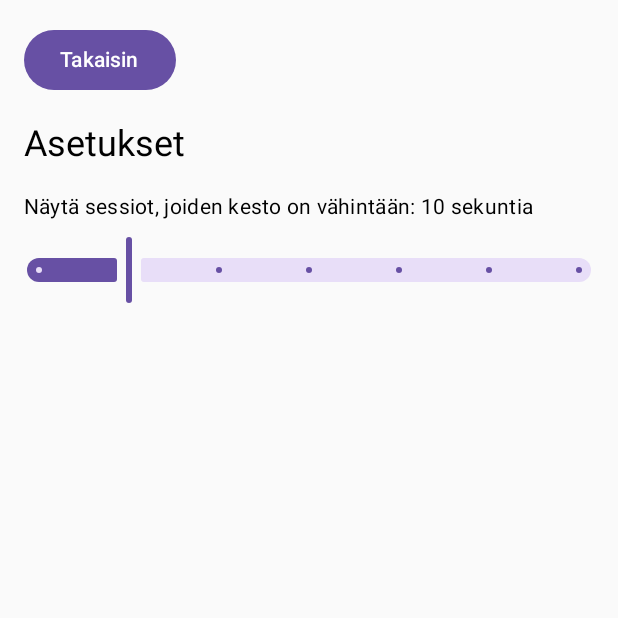
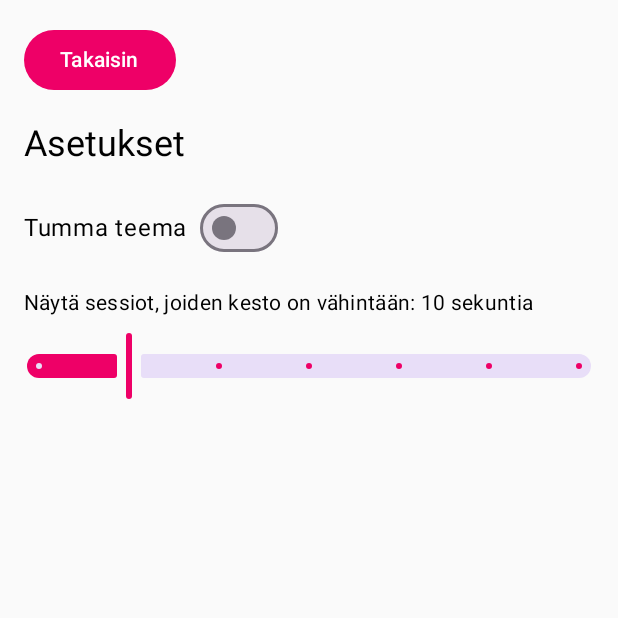
Before and after one commit to ImportantSeal/PC-ActivityTracker, an Android app built with Jetpack Compose: the screen it shows after launch (MainActivity), after a tap on "Asetukset", on a phone screen of 412 x 824 dp, the top half of it. Run offline under Robolectric (Android 15) with nearby library versions, the phone set to English and light mode, and no system bars.

Commit message:
themes settings

```diff
--- a/PCActivityTracker/app/src/main/java/com/example/pc_activitytracker/AppNavigation.kt
+++ b/PCActivityTracker/app/src/main/java/com/example/pc_activitytracker/AppNavigation.kt
@@ -1,16 +1,17 @@
 package com.example.pc_activitytracker.ui
 
 import androidx.compose.runtime.Composable
+import androidx.compose.runtime.mutableStateOf
+import androidx.compose.runtime.remember
 import androidx.navigation.compose.NavHost
 import androidx.navigation.compose.composable
 import androidx.navigation.compose.rememberNavController
-import androidx.compose.runtime.mutableStateOf
-import androidx.compose.runtime.remember
 
 @Composable
 fun AppNavigation() {
     val navController = rememberNavController()
     val minSessionDuration = remember { mutableStateOf(10f) }
+    val darkThemeEnabled = remember { mutableStateOf(false) }
 
     NavHost(navController = navController, startDestination = "main") {
         composable("main") {
@@ -18,6 +19,8 @@ fun AppNavigation() {
         }
         composable("settings") {
             SettingsScreen(
+                darkThemeEnabled = darkThemeEnabled.value,
+                onDarkThemeToggle = { darkThemeEnabled.value = it },
                 minSessionDuration = minSessionDuration.value,
                 onMinSessionDurationChange = { minSessionDuration.value = it },
                 onBack = { navController.navigateUp() }
--- a/PCActivityTracker/app/src/main/java/com/example/pc_activitytracker/MainActivity.kt
+++ b/PCActivityTracker/app/src/main/java/com/example/pc_activitytracker/MainActivity.kt
@@ -4,12 +4,16 @@ import android.os.Bundle
 import androidx.activity.ComponentActivity
 import androidx.activity.compose.setContent
 import com.example.pc_activitytracker.ui.AppNavigation
+import com.example.pc_activitytracker.ui.theme.PcActivityTrackerTheme
 
 class MainActivity : ComponentActivity() {
     override fun onCreate(savedInstanceState: Bundle?) {
         super.onCreate(savedInstanceState)
         setContent {
-            AppNavigation()
+
+            PcActivityTrackerTheme(darkTheme = false) {
+                AppNavigation()
+            }
         }
     }
 }
--- a/PCActivityTracker/app/src/main/java/com/example/pc_activitytracker/SettingsScreen.kt
+++ b/PCActivityTracker/app/src/main/java/com/example/pc_activitytracker/SettingsScreen.kt
@@ -1,16 +1,16 @@
 package com.example.pc_activitytracker.ui
 
 import androidx.compose.foundation.layout.*
-import androidx.compose.material3.Button
-import androidx.compose.material3.MaterialTheme
-import androidx.compose.material3.Slider
-import androidx.compose.material3.Text
-import androidx.compose.runtime.Composable
+import androidx.compose.material3.*
+import androidx.compose.runtime.*
+import androidx.compose.ui.Alignment
 import androidx.compose.ui.Modifier
 import androidx.compose.ui.unit.dp
 
 @Composable
 fun SettingsScreen(
+    darkThemeEnabled: Boolean,
+    onDarkThemeToggle: (Boolean) -> Unit,
     minSessionDuration: Float,
     onMinSessionDurationChange: (Float) -> Unit,
     onBack: () -> Unit
@@ -24,19 +24,28 @@ fun SettingsScreen(
             Text("Takaisin")
         }
         Spacer(modifier = Modifier.height(16.dp))
-
         Text(
             text = "Asetukset",
             style = MaterialTheme.typography.headlineSmall
         )
         Spacer(modifier = Modifier.height(16.dp))
-
+        Row(
+            modifier = Modifier.fillMaxWidth(),
+            verticalAlignment = Alignment.CenterVertically
+        ) {
+            Text("Tumma teema")
+            Spacer(modifier = Modifier.width(8.dp))
+            Switch(
+                checked = darkThemeEnabled,
+                onCheckedChange = onDarkThemeToggle
+            )
+        }
+        Spacer(modifier = Modifier.height(16.dp))
         Text(
             text = "Näytä sessiot, joiden kesto on vähintään: ${minSessionDuration.toInt()} sekuntia",
             style = MaterialTheme.typography.bodyMedium
         )
         Spacer(modifier = Modifier.height(8.dp))
-
         Slider(
             value = minSessionDuration,
             onValueChange = onMinSessionDurationChange,
@@ -44,7 +53,5 @@ fun SettingsScreen(
             steps = 5,
             modifier = Modifier.fillMaxWidth()
         )
-
-        Spacer(modifier = Modifier.height(16.dp))
     }
 }
--- a/PCActivityTracker/app/src/main/java/com/example/pc_activitytracker/ui/theme/Theme.kt
+++ b/PCActivityTracker/app/src/main/java/com/example/pc_activitytracker/ui/theme/Theme.kt
@@ -1,55 +1,40 @@
 package com.example.pc_activitytracker.ui.theme
 
-import android.app.Activity
-import android.os.Build
 import androidx.compose.foundation.isSystemInDarkTheme
 import androidx.compose.material3.MaterialTheme
 import androidx.compose.material3.darkColorScheme
-import androidx.compose.material3.dynamicDarkColorScheme
-import androidx.compose.material3.dynamicLightColorScheme
 import androidx.compose.material3.lightColorScheme
 import androidx.compose.runtime.Composable
-import androidx.compose.ui.platform.LocalContext
+import androidx.compose.ui.graphics.Color
 
-private val DarkColorScheme = darkColorScheme(
-    primary = Purple80,
-    secondary = PurpleGrey80,
-    tertiary = Pink80
+private val LightColors = lightColorScheme(
+    primary = Color(0xFFEE0067),
+    onPrimary = Color.White,
+    secondary = Color(0xFF03DAC6),
+    onSecondary = Color.Black,
+    background = Color(0xFFF6F6F6),
+    onBackground = Color.Black,
+    surface = Color.White,
+    onSurface = Color.Black
 )
 
-private val LightColorScheme = lightColorScheme(
-    primary = Purple40,
-    secondary = PurpleGrey40,
-    tertiary = Pink40
-
-    /* Other default colors to override
-    background = Color(0xFFFFFBFE),
-    surface = Color(0xFFFFFBFE),
-    onPrimary = Color.White,
-    onSecondary = Color.White,
-    onTertiary = Color.White,
-    onBackground = Color(0xFF1C1B1F),
-    onSurface = Color(0xFF1C1B1F),
-    */
+private val DarkColors = darkColorScheme(
+    primary = Color(0xFF86ADFC),
+    onPrimary = Color.Black,
+    secondary = Color(0xFF03DAC6),
+    onSecondary = Color.Black,
+    background = Color(0xFF121212),
+    onBackground = Color.White,
+    surface = Color(0xFF1E1E1E),
+    onSurface = Color.White
 )
 
 @Composable
-fun PCActivityTrackerTheme(
+fun PcActivityTrackerTheme(
     darkTheme: Boolean = isSystemInDarkTheme(),
-    // Dynamic color is available on Android 12+
-    dynamicColor: Boolean = true,
     content: @Composable () -> Unit
 ) {
-    val colorScheme = when {
-        dynamicColor && Build.VERSION.SDK_INT >= Build.VERSION_CODES.S -> {
-            val context = LocalContext.current
-            if (darkTheme) dynamicDarkColorScheme(context) else dynamicLightColorScheme(context)
-        }
-
-        darkTheme -> DarkColorScheme
-        else -> LightColorScheme
-    }
-
+    val colorScheme = if (darkTheme) DarkColors else LightColors
     MaterialTheme(
         colorScheme = colorScheme,
         typography = Typography,
```
